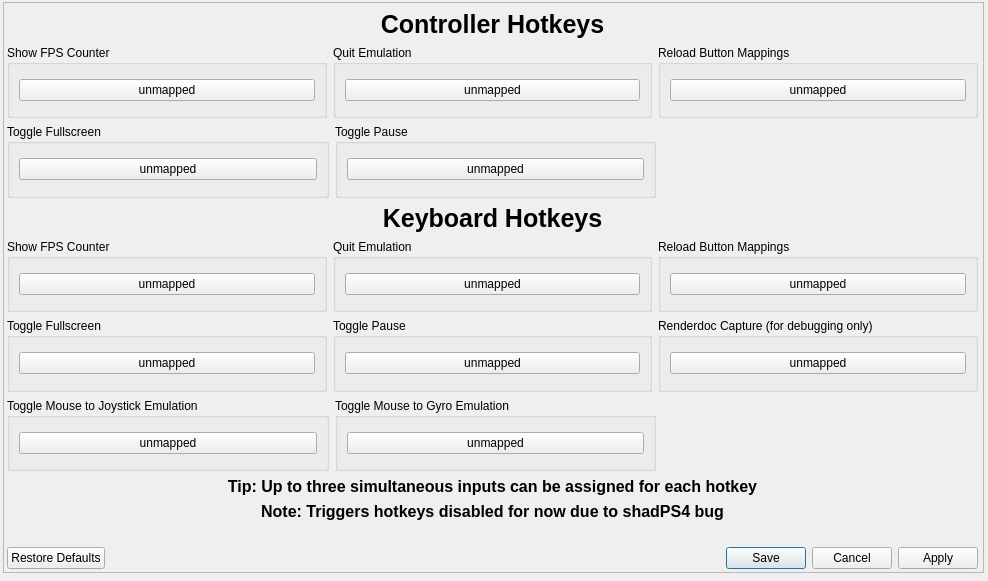
rainmakerv3/BB_Launcher, file settings/hotkeys.ui: the form before one commit.
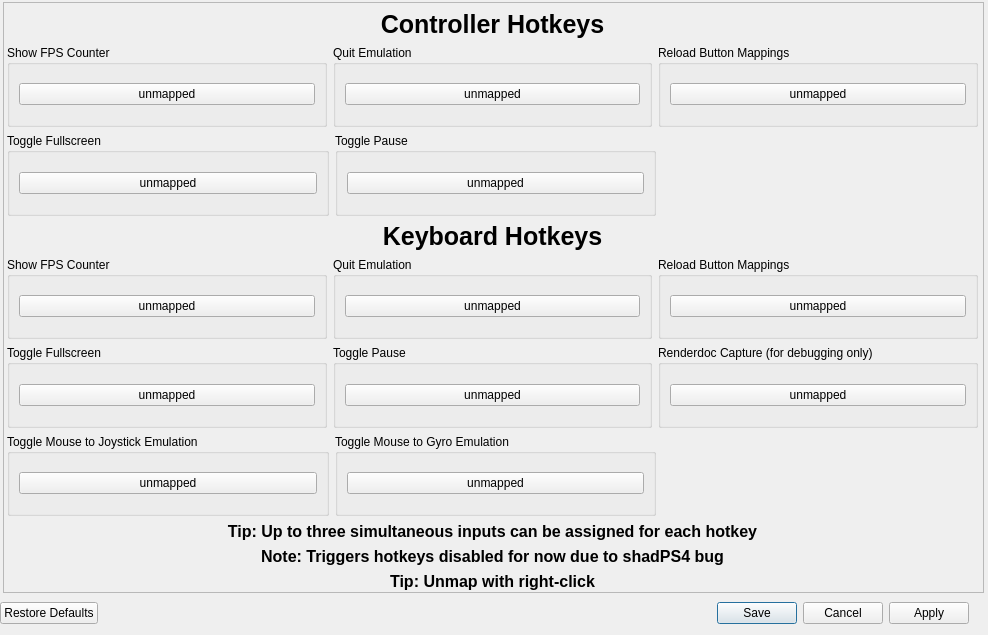
The form after the commit. Custom widgets are drawn as their Qt base class.

```diff
--- a/settings/hotkeys.ui
+++ b/settings/hotkeys.ui
@@ -10,7 +10,7 @@
     <x>0</x>
     <y>0</y>
     <width>988</width>
-    <height>581</height>
+    <height>635</height>
    </rect>
   </property>
   <property name="windowTitle">
@@ -22,7 +22,7 @@
      <x>3</x>
      <y>2</y>
      <width>981</width>
-     <height>571</height>
+     <height>591</height>
     </rect>
    </property>
    <property name="widgetResizable">
@@ -34,7 +34,7 @@
       <x>0</x>
       <y>0</y>
       <width>979</width>
-      <height>569</height>
+      <height>589</height>
      </rect>
     </property>
     <widget class="QWidget" name="verticalLayoutWidget_3">
@@ -43,7 +43,7 @@
        <x>3</x>
        <y>7</y>
        <width>971</width>
-       <height>559</height>
+       <height>581</height>
       </rect>
      </property>
      <layout class="QVBoxLayout" name="HotkeysLayout">
@@ -504,25 +504,24 @@
        </widget>
       </item>
       <item>
-       <spacer name="horizontalSpacer">
-        <property name="orientation">
-         <enum>Qt::Orientation::Horizontal</enum>
+       <widget class="QLabel" name="tipLabel_3">
+        <property name="sizePolicy">
+         <sizepolicy hsizetype="Preferred" vsizetype="Fixed">
+          <horstretch>0</horstretch>
+          <verstretch>0</verstretch>
+         </sizepolicy>
         </property>
-        <property name="sizeHint" stdset="0">
-         <size>
-          <width>40</width>
-          <height>20</height>
-         </size>
+        <property name="font">
+         <font>
+          <pointsize>12</pointsize>
+          <bold>true</bold>
+         </font>
         </property>
-       </spacer>
-      </item>
-      <item>
-       <widget class="QDialogButtonBox" name="buttonBox">
-        <property name="orientation">
-         <enum>Qt::Orientation::Horizontal</enum>
+        <property name="text">
+         <string>Tip: Unmap with right-click</string>
         </property>
-        <property name="standardButtons">
-         <set>QDialogButtonBox::StandardButton::Apply|QDialogButtonBox::StandardButton::Cancel|QDialogButtonBox::StandardButton::RestoreDefaults|QDialogButtonBox::StandardButton::Save</set>
+        <property name="alignment">
+         <set>Qt::AlignmentFlag::AlignCenter</set>
         </property>
        </widget>
       </item>
@@ -530,7 +529,30 @@
     </widget>
    </widget>
   </widget>
+  <widget class="QDialogButtonBox" name="buttonBox">
+   <property name="geometry">
+    <rect>
+     <x>0</x>
+     <y>600</y>
+     <width>969</width>
+     <height>26</height>
+    </rect>
+   </property>
+   <property name="orientation">
+    <enum>Qt::Orientation::Horizontal</enum>
+   </property>
+   <property name="standardButtons">
+    <set>QDialogButtonBox::StandardButton::Apply|QDialogButtonBox::StandardButton::Cancel|QDialogButtonBox::StandardButton::RestoreDefaults|QDialogButtonBox::StandardButton::Save</set>
+   </property>
+  </widget>
  </widget>
+ <customwidgets>
+  <customwidget>
+   <class>QRightClickButton</class>
+   <extends>QPushButton</extends>
+   <header>settings/RightClickButton.h</header>
+  </customwidget>
+ </customwidgets>
  <resources/>
  <connections>
   <connection>
```
Left out of the diff: 26 changed lines with no effect on the pictures.
